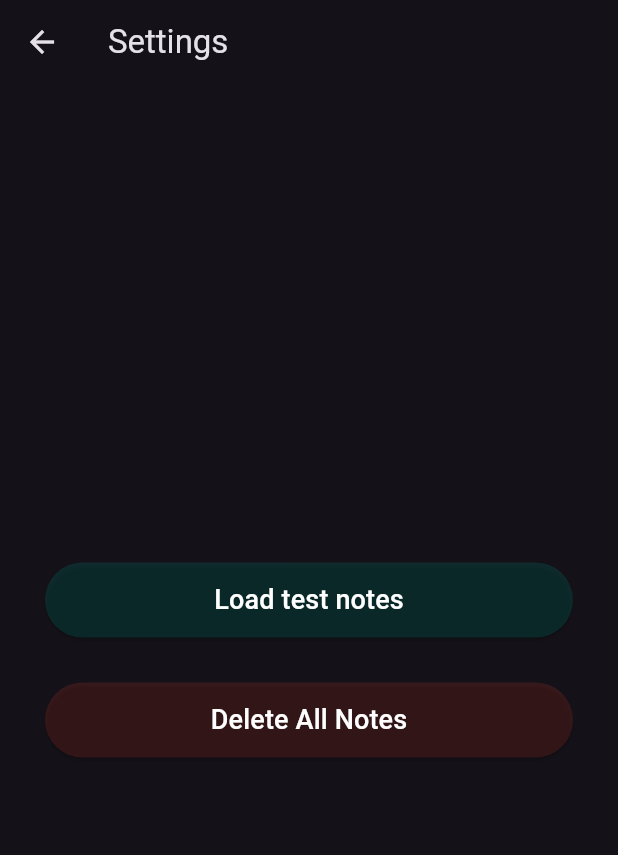
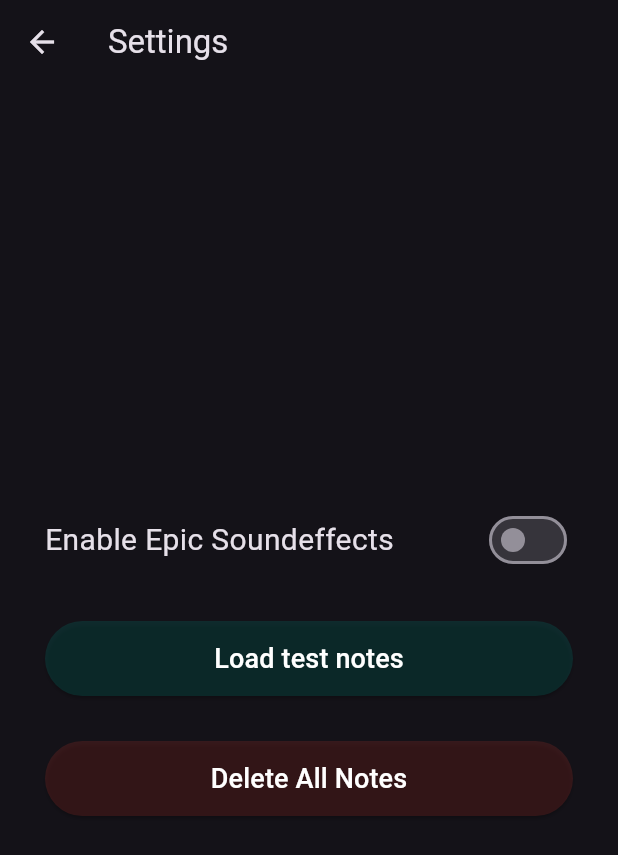
Before and after one commit to PedroMachado042/notez-app, a Flutter app: the SettingsPage screen opened directly, after a tap on "Load test notes", on a phone screen of 412 x 824 dp. Shown: the top 855 px of the screen. Run offline on Flutter 3.47's test engine with Material 3 defaults, Android fonts, the phone set to English and light mode, and no system bars; our stand-ins replace audioplayers, cloud_firestore, firebase_auth, firebase_core, fluttertoast, hive and 1 more; accounts and stored records are empty.

Commit message:
Welcome note

```diff
--- a/lib/data/dummy_data.dart
+++ b/lib/data/dummy_data.dart
@@ -1,6 +1,8 @@
 import 'package:hive_flutter/hive_flutter.dart';
 import 'package:notez/data/notifiers.dart';
 
+final notesBox = Hive.box('notesBox');
+final tasksBox = Hive.box('tasksBox');
 void loadDummy() {
   List n = [
     [
@@ -50,10 +52,11 @@ Código Limpo""",
 -Confúcio''',
     ],
   ];
-  List t = [['Ler um livro', false,0], ['Cortar a grama', false,DateTime.now()], ['Ir ao mercado', false,0], ];
-
-  final notesBox = Hive.box('notesBox');
-  final tasksBox = Hive.box('tasksBox');
+  List t = [
+    ['Ler um livro', false, 0],
+    ['Cortar a grama', false, DateTime.now()],
+    ['Ir ao mercado', false, 0],
+  ];
 
   t.forEach((i) {
     tasksBox.put(t.indexOf(i), t[t.indexOf(i)]);
@@ -65,3 +68,20 @@ Código Limpo""",
   });
   notesLenght.value = notesBox.length;
 }
+
+void welcomeNote() {
+  List wn = [
+    'Welcome to Notez! ⚜️💬',
+    '''Hey, so out of all notes apps you installed mine, thanks!
+
+Notez is a minimalist note-taking app I created to help with my own lack of organization. It has a cloud storage, so you can access your notes from any device!
+
+I hope you find it usefull! Stay creative! 👊''',
+  ];
+  List wt = ['Rate the app ⭐', false, 0];
+
+  notesBox.put(0, [wn[0], wn[1]]);
+  tasksBox.put(0, [wt[0], wt[1], wt[2]]);
+  notesLenght.value++;
+  tasksLenght.value++;
+}
--- a/lib/data/notifiers.dart
+++ b/lib/data/notifiers.dart
@@ -4,4 +4,5 @@ ValueNotifier<int> selectedPageNotifier = ValueNotifier(0);
 ValueNotifier<int> notesLenght = ValueNotifier(0);
 ValueNotifier<int> tasksLenght = ValueNotifier(0);
 ValueNotifier<bool> isLogged = ValueNotifier(false);
+ValueNotifier<bool> hasSound = ValueNotifier(false);
 ValueNotifier<int> uiTrigger = ValueNotifier<int>(1);
--- a/lib/view/pages/settings_page.dart
+++ b/lib/view/pages/settings_page.dart
@@ -14,6 +14,7 @@ class SettingsPage extends StatefulWidget {
 class _SettingsPageState extends State<SettingsPage> {
   final notesBox = Hive.box('notesBox');
   final tasksBox = Hive.box('tasksBox');
+  bool isSwitched = false;
   @override
   Widget build(BuildContext context) {
     return Scaffold(
@@ -27,6 +28,25 @@ class _SettingsPageState extends State<SettingsPage> {
             crossAxisAlignment: CrossAxisAlignment.center,
             spacing: 30,
             children: [
+              Row(
+                mainAxisAlignment: MainAxisAlignment.spaceBetween,
+                children: [
+                  Text(
+                    'Enable Epic Soundeffects',
+                    style: TextStyle(fontSize: 20),
+                  ),
+                  Switch(
+                    activeColor: Colors.teal[400],
+                    value: hasSound.value,
+                    onChanged: (bool value) {
+                      setState(() {
+                        hasSound.value = value;
+                        print(hasSound.value);
+                      });
+                    },
+                  ),
+                ],
+              ),
               SizedBox(
                 height: 50,
                 width: double.infinity,
--- a/lib/view/services/firestore.dart
+++ b/lib/view/services/firestore.dart
@@ -67,8 +67,6 @@ class FirestoreService {
         i += 1;
       }
     }
-    print(notesBox.toMap());
-    print('notes lengh: $i');
     notesLenght.value = i;
     uiTrigger.value++;
   }
@@ -125,8 +123,6 @@ class FirestoreService {
         i += 1;
       }
     }
-    print(tasksBox.toMap());
-    print('taks lengh: $i');
     tasksLenght.value = i;
     uiTrigger.value++;
   }
--- a/lib/view/widgets/notes_container_widget.dart
+++ b/lib/view/widgets/notes_container_widget.dart
@@ -63,7 +63,7 @@ class _NotesContainerWidgetState extends State<NotesContainerWidget> {
                   style: TextStyle(fontSize: 12),
                 ),
                 Text(
-                  isLogged.value ? '24/04 16:20' : '16:20', //horario
+                  isLogged.value ? '16:20' : '16:20', //horario
                   style: TextStyle(color: Colors.grey, fontSize: 12),
                 ),
               ],
```
Also changed, not shown: lib/view/pages/drawer/drawer_page.dart (+12 -3 lines), lib/view/widget_tree.dart (+7 -2 lines), lib/view/widgets/tasks_container_widget.dart (+5 -5 lines).
